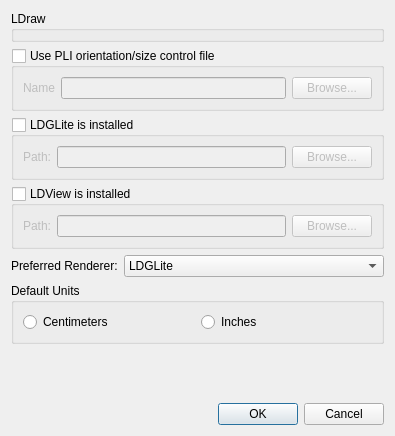
Before: the Qt Designer form preferences.ui in ldraw-linux/lpub4, drawn with Qt 5.
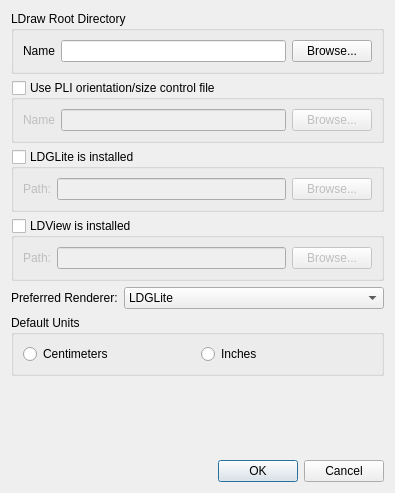
After: the same form once the commit is applied.

Commit message: Fixes for missing LDraw textedit

Diff of the .ui file:
```diff
--- a/preferences.ui
+++ b/preferences.ui
@@ -7,7 +7,7 @@
     <x>0</x>
     <y>0</y>
     <width>395</width>
-    <height>436</height>
+    <height>493</height>
    </rect>
   </property>
   <property name="windowTitle" >
@@ -17,30 +17,24 @@
    <item>
     <widget class="QGroupBox" name="ldrawBox" >
      <property name="title" >
-      <string>LDraw</string>
+      <string>LDraw Root Directory</string>
      </property>
-     <widget class="QLabel" name="label_3" >
-      <property name="geometry" >
-       <rect>
-        <x>14</x>
-        <y>34</y>
-        <width>31</width>
-        <height>22</height>
-       </rect>
-      </property>
+     <property name="checkable" >
+      <bool>false</bool>
+     </property>
+     <property name="checked" >
+      <bool>false</bool>
+     </property>
+     <layout class="QHBoxLayout" >
+      <item>
+       <widget class="QLabel" name="label_6" >
       <property name="text" >
-       <string>Path:</string>
-      </property>
-     </widget>
+         <string>Name</string>
+        </property>
+       </widget>
+      </item>
+      <item>
      <widget class="QLineEdit" name="ldrawPath" >
-      <property name="geometry" >
-       <rect>
-        <x>53</x>
-        <y>34</y>
-        <width>205</width>
-        <height>22</height>
-       </rect>
-      </property>
       <property name="minimumSize" >
        <size>
         <width>200</width>
@@ -48,15 +42,9 @@
        </size>
       </property>
      </widget>
+      </item>
+      <item>
      <widget class="QPushButton" name="browseLDraw" >
-      <property name="geometry" >
-       <rect>
-        <x>264</x>
-        <y>31</y>
-        <width>98</width>
-        <height>32</height>
-       </rect>
-      </property>
       <property name="toolTip" >
        <string>Use directory dialog to find LDraw directory</string>
       </property>
@@ -67,6 +55,8 @@
        <string>Browse...</string>
       </property>
      </widget>
+      </item>
+     </layout>
     </widget>
    </item>
    <item>
@@ -249,7 +239,7 @@
      <property name="sizeHint" >
       <size>
        <width>371</width>
-       <height>21</height>
+       <height>16</height>
       </size>
      </property>
     </spacer>
```
Left out of the diff: 5 changed lines with no effect on the pictures. Lines whose indentation alone changed are shown as unchanged.
